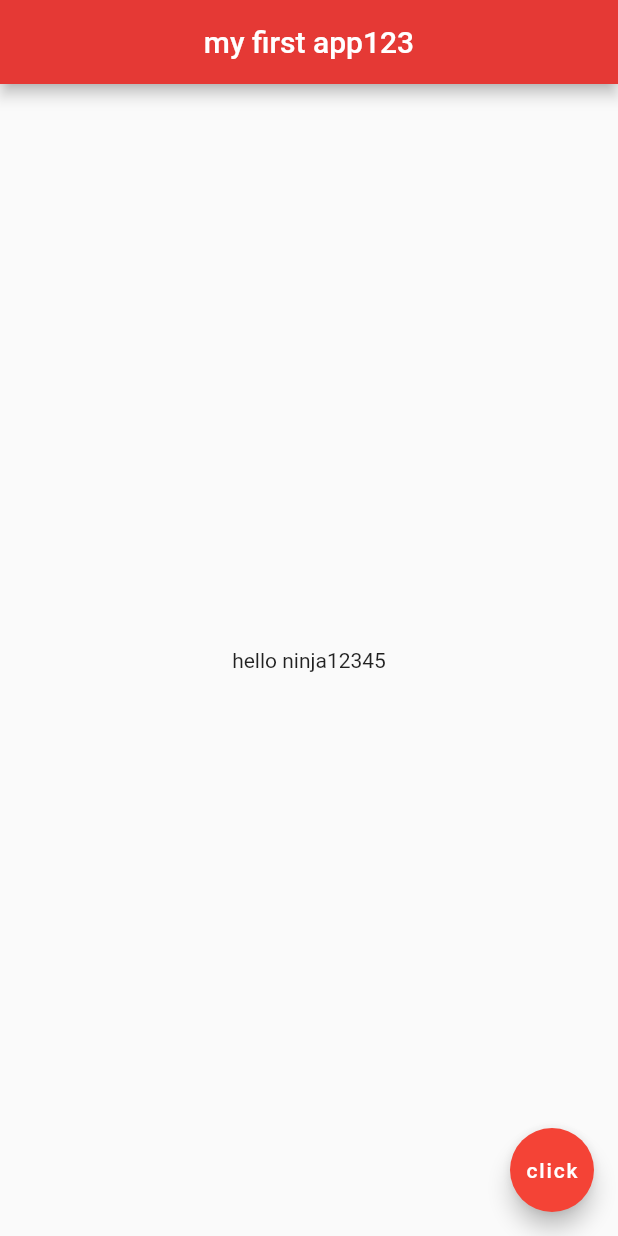
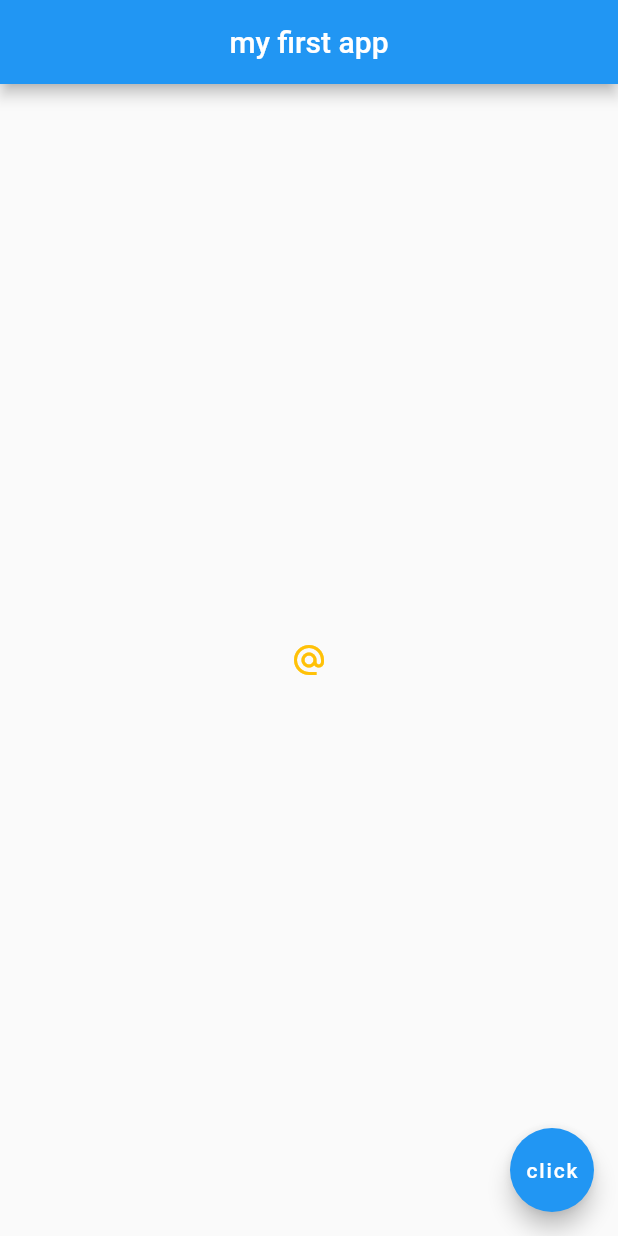
Before and after one commit to ykn9080/flutterstudy, a Flutter app: the screen it shows after launch, on a phone screen of 412 x 824 dp. Run offline on Flutter 3.47's test engine with Material 2 defaults, Android fonts, the phone set to English and light mode, and no system bars.

Commit message:
lession 10

```diff
--- a/lib/main.dart
+++ b/lib/main.dart
@@ -1,18 +1,28 @@
 import 'package:flutter/material.dart';
 
-void main() => runApp(MaterialApp(
+void main() => runApp(MyApp());
+
+class MyApp extends StatelessWidget {
+  @override
+  Widget build(BuildContext context) {
+    return MaterialApp(
         home: Scaffold(
       appBar: AppBar(
-        title: Text('my first app123'),
+        title: Text('my first app'),
         centerTitle: true,
-        backgroundColor: Colors.red[600],
       ),
       body: Center(
-        child: Text('hello ninja12345'),
-      ),
+          child: IconButton(
+        onPressed: () {
+          print('you clicked');
+        },
+        icon: Icon(Icons.alternate_email),
+        color: Colors.amber,
+      )),
       floatingActionButton: FloatingActionButton(
         onPressed: () {},
         child: Text('click'),
-        backgroundColor: Colors.red[500],
       ),
-    )));
+    ));
+  }
+}
```
Also changed, not shown: pubspec.yaml (+9 -19 lines).
